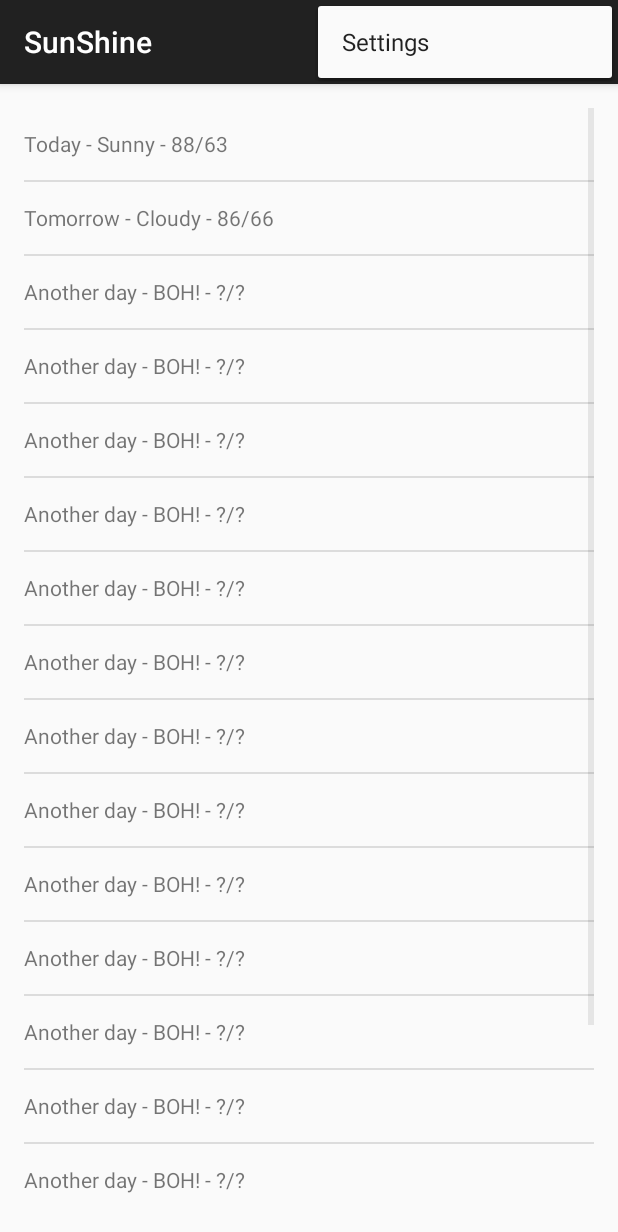
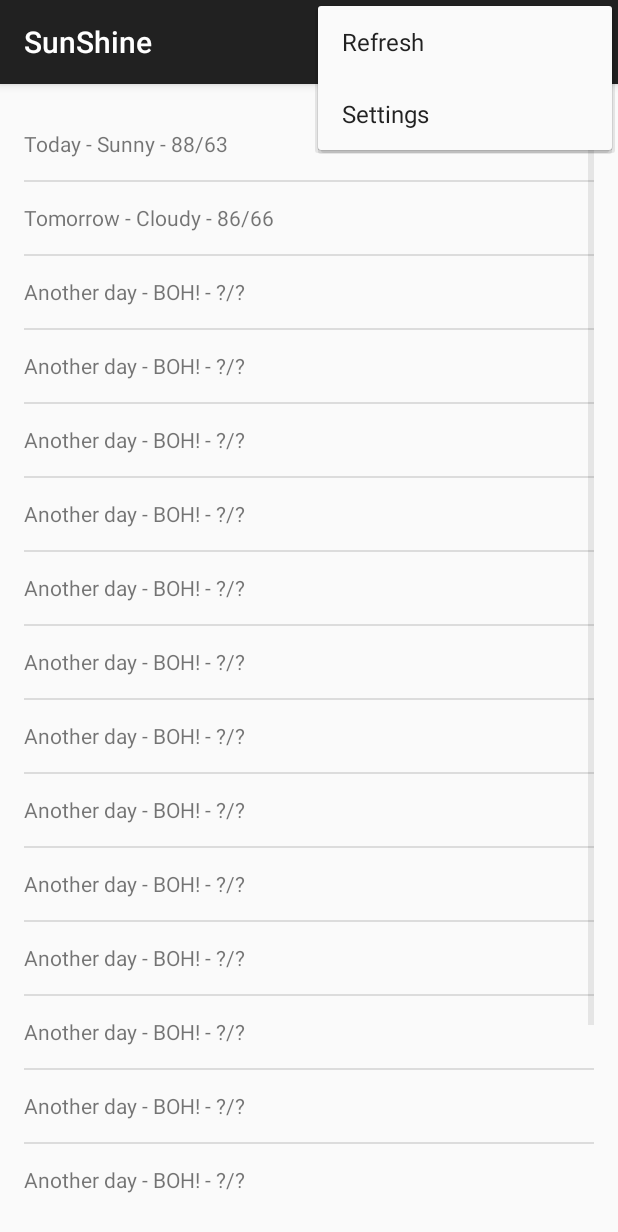
Before and after one commit to francesco086/SunShine, an Android app: the screen it shows after launch (MainActivity), with the options menu open, on a phone screen of 412 x 824 dp. Shown: the top 1232 px of the screen. Run offline under Robolectric (Android 15) with nearby library versions, the phone set to English and light mode, and no system bars.

Commit message:
Up to middle lesson 2

```diff
--- a/app/src/main/AndroidManifest.xml
+++ b/app/src/main/AndroidManifest.xml
@@ -1,6 +1,9 @@
 <?xml version="1.0" encoding="utf-8"?>
 <manifest xmlns:android="http://schemas.android.com/apk/res/android"
     package="com.android.franceiji.sunshine" >
+
+    <!-- Ask for Internet connection -->
+    <uses-permission android:name="android.permission.INTERNET"/>
 
     <application
         android:allowBackup="true"
--- /dev/null
+++ b/app/src/main/res/menu/forecastfragment.xml
@@ -0,0 +1,8 @@
+<?xml version="1.0" encoding="utf-8"?>
+<menu xmlns:android="http://schemas.android.com/apk/res/android"
+    xmlns:app="http://schemas.android.com/apk/res-auto">
+
+    <item android:id="@+id/action_refresh" android:title="@string/action_refresh"
+        android:orderInCategory="1" app:showAsAction="never" />
+
+</menu>
--- a/app/src/main/res/menu/menu_main.xml
+++ b/app/src/main/res/menu/menu_main.xml
@@ -1,6 +1,7 @@
 <menu xmlns:android="http://schemas.android.com/apk/res/android"
     xmlns:app="http://schemas.android.com/apk/res-auto"
     xmlns:tools="http://schemas.android.com/tools" tools:context=".MainActivity">
+
     <item android:id="@+id/action_settings" android:title="@string/action_settings"
         android:orderInCategory="100" app:showAsAction="never" />
 </menu>
--- a/app/src/main/res/values/strings.xml
+++ b/app/src/main/res/values/strings.xml
@@ -1,5 +1,9 @@
 <resources>
+
     <string name="app_name">SunShine</string>
     <string name="hello_world">Hello world!</string>
+
     <string name="action_settings">Settings</string>
+
+    <string name="action_refresh">Refresh</string>
 </resources>
```
Also changed, not shown: app/src/main/java/com/android/franceiji/sunshine/ForecastFragment.java (+58 -3 lines).
